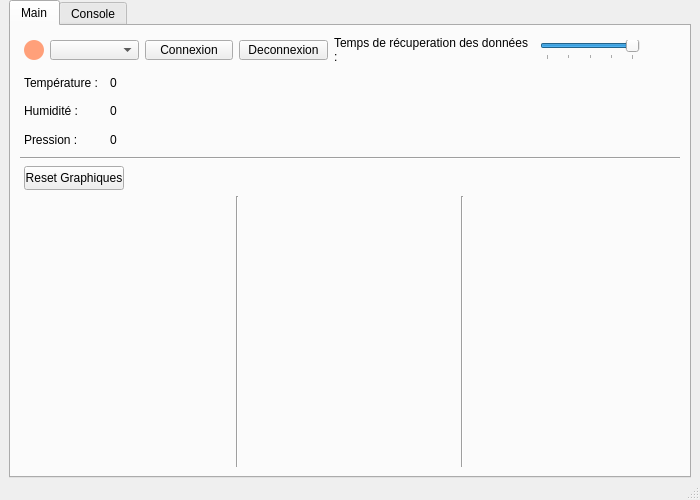
Above: QtApp/QtApp/mainwindow.ui from leoHerv/LE_sensor_BLE_project before the change. Below: the same form after it.
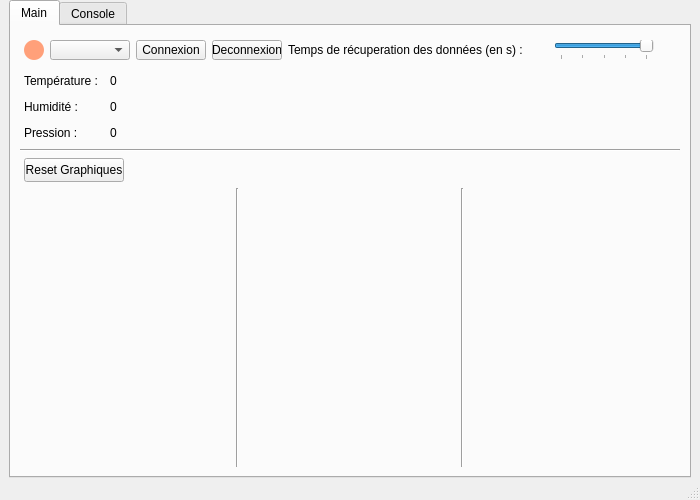
That is the form after the change. Custom widgets are drawn as their Qt base class.

Commit message: Add the unit of the values

What changed in the file:
```diff
--- a/QtApp/QtApp/mainwindow.ui
+++ b/QtApp/QtApp/mainwindow.ui
@@ -41,7 +41,7 @@
        </attribute>
        <layout class="QVBoxLayout" name="verticalLayout" stretch="5,5,5,5,0,10,60">
         <item>
-         <layout class="QHBoxLayout" name="connectionHorizontalLayout" stretch="1,1,1,1,2,1,0">
+         <layout class="QHBoxLayout" name="connectionHorizontalLayout" stretch="1,1,1,1,3,1,0">
           <property name="leftMargin">
            <number>4</number>
           </property>
@@ -131,18 +131,18 @@
            <widget class="QLabel" name="silderLabel">
             <property name="minimumSize">
              <size>
-              <width>200</width>
+              <width>260</width>
               <height>30</height>
              </size>
             </property>
             <property name="maximumSize">
              <size>
-              <width>200</width>
+              <width>260</width>
               <height>30</height>
              </size>
             </property>
             <property name="text">
-             <string>Temps de récuperation des données :</string>
+             <string>Temps de récuperation des données (en s) :</string>
             </property>
             <property name="wordWrap">
              <bool>true</bool>
@@ -203,7 +203,7 @@
          </layout>
         </item>
         <item>
-         <layout class="QHBoxLayout" name="temperatureHorizontalLayout" stretch="1,10">
+         <layout class="QHBoxLayout" name="temperatureHorizontalLayout" stretch="1,10,0">
           <property name="leftMargin">
            <number>4</number>
           </property>
@@ -212,7 +212,13 @@
             <property name="minimumSize">
              <size>
               <width>80</width>
-              <height>0</height>
+              <height>20</height>
+             </size>
+            </property>
+            <property name="maximumSize">
+             <size>
+              <width>80</width>
+              <height>20</height>
              </size>
             </property>
             <property name="text">
@@ -224,8 +230,14 @@
            <widget class="QLabel" name="temperatureDisplay">
             <property name="minimumSize">
              <size>
-              <width>50</width>
-              <height>0</height>
+              <width>80</width>
+              <height>20</height>
+             </size>
+            </property>
+            <property name="maximumSize">
+             <size>
+              <width>80</width>
+              <height>20</height>
              </size>
             </property>
             <property name="text">
@@ -233,10 +245,23 @@
             </property>
            </widget>
           </item>
+          <item>
+           <spacer name="horizontalSpacer_5">
+            <property name="orientation">
+             <enum>Qt::Horizontal</enum>
+            </property>
+            <property name="sizeHint" stdset="0">
+             <size>
+              <width>40</width>
+              <height>20</height>
+             </size>
+            </property>
+           </spacer>
+          </item>
          </layout>
         </item>
         <item>
-         <layout class="QHBoxLayout" name="humidityHorizontalLayout_" stretch="1,10">
+         <layout class="QHBoxLayout" name="humidityHorizontalLayout_" stretch="1,10,0">
           <property name="sizeConstraint">
            <enum>QLayout::SetDefaultConstraint</enum>
           </property>
@@ -248,7 +273,13 @@
             <property name="minimumSize">
              <size>
               <width>80</width>
-              <height>0</height>
+              <height>20</height>
+             </size>
+            </property>
+            <property name="maximumSize">
+             <size>
+              <width>80</width>
+              <height>20</height>
              </size>
             </property>
             <property name="text">
@@ -260,8 +291,14 @@
            <widget class="QLabel" name="humididyDisplay">
             <property name="minimumSize">
              <size>
-              <width>50</width>
-              <height>0</height>
+              <width>80</width>
+              <height>20</height>
+             </size>
+            </property>
+            <property name="maximumSize">
+             <size>
+              <width>80</width>
+              <height>20</height>
              </size>
             </property>
             <property name="text">
@@ -269,10 +306,23 @@
             </property>
            </widget>
           </item>
+          <item>
+           <spacer name="horizontalSpacer_3">
+            <property name="orientation">
+             <enum>Qt::Horizontal</enum>
+            </property>
+            <property name="sizeHint" stdset="0">
+             <size>
+              <width>40</width>
+              <height>20</height>
+             </size>
+            </property>
+           </spacer>
+          </item>
          </layout>
         </item>
         <item>
-         <layout class="QHBoxLayout" name="pressureHorizontalLayout" stretch="1,10">
+         <layout class="QHBoxLayout" name="pressureHorizontalLayout" stretch="1,10,0">
           <property name="sizeConstraint">
            <enum>QLayout::SetDefaultConstraint</enum>
           </property>
@@ -284,7 +334,13 @@
             <property name="minimumSize">
              <size>
               <width>80</width>
-              <height>0</height>
+              <height>20</height>
+             </size>
+            </property>
+            <property name="maximumSize">
+             <size>
+              <width>80</width>
+              <height>20</height>
              </size>
             </property>
             <property name="text">
@@ -296,8 +352,14 @@
            <widget class="QLabel" name="pressureDisplay">
             <property name="minimumSize">
              <size>
-              <width>50</width>
-              <height>0</height>
+              <width>80</width>
+              <height>20</height>
+             </size>
+            </property>
+            <property name="maximumSize">
+             <size>
+              <width>80</width>
+              <height>20</height>
              </size>
             </property>
             <property name="text">
@@ -305,6 +367,19 @@
             </property>
            </widget>
           </item>
+          <item>
+           <spacer name="horizontalSpacer_4">
+            <property name="orientation">
+             <enum>Qt::Horizontal</enum>
+            </property>
+            <property name="sizeHint" stdset="0">
+             <size>
+              <width>40</width>
+              <height>20</height>
+             </size>
+            </property>
+           </spacer>
+          </item>
          </layout>
         </item>
         <item>
```
The commit also changes 2 other files.
